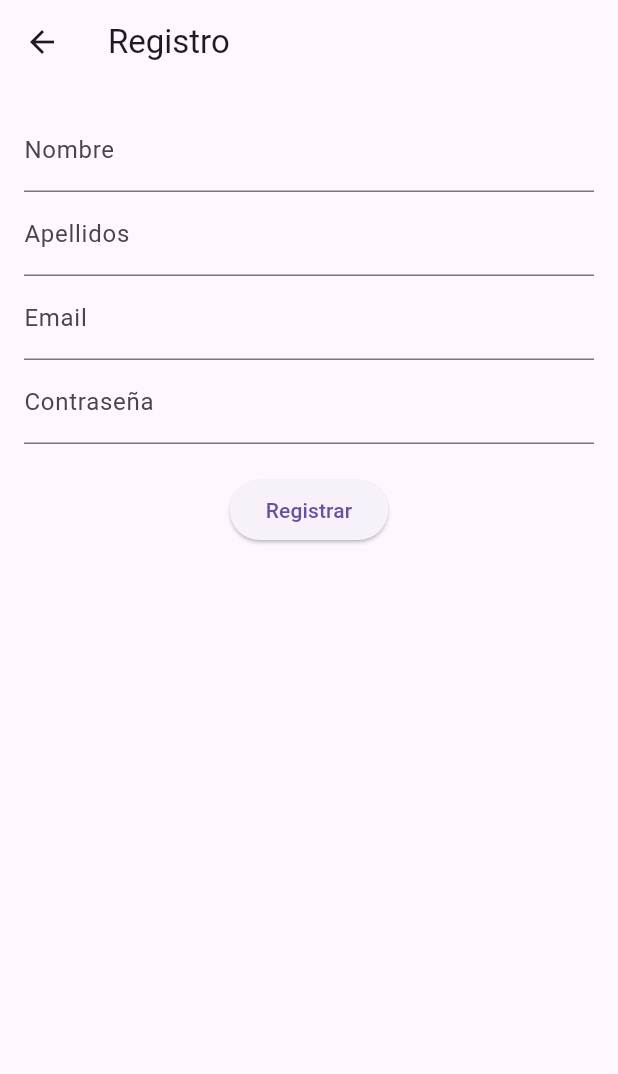
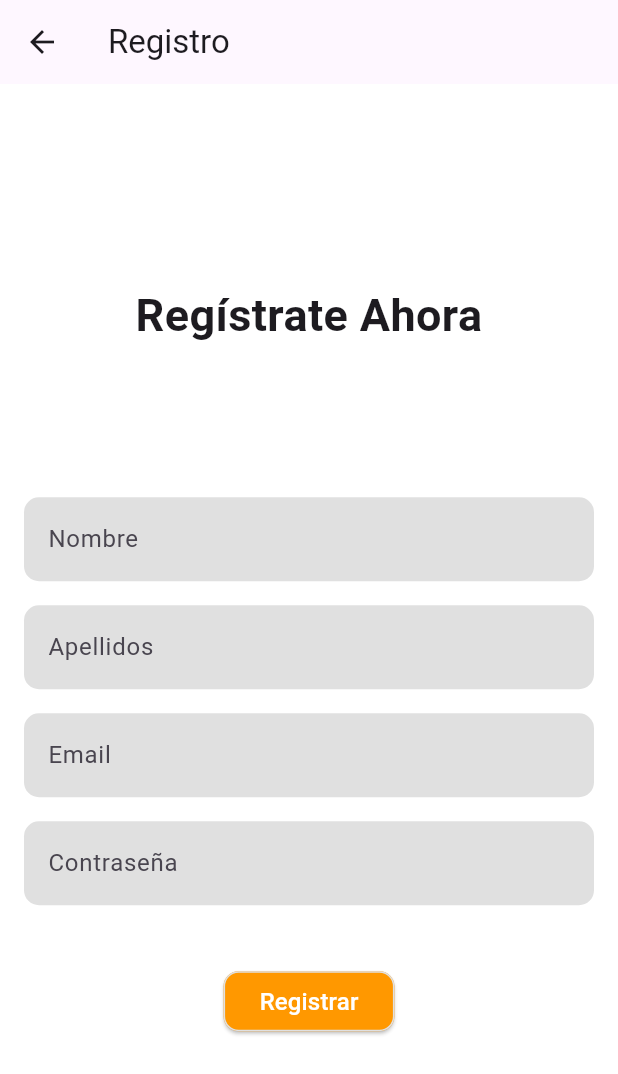
Before and after one commit to sergiiio423/TFG, a Flutter app: the RegistrationPage screen opened directly, on a phone screen of 412 x 824 dp. Shown: the top 1074 px of the screen. Run offline on Flutter 3.47's test engine with Material 3 defaults, Android fonts, the phone set to English and light mode, and no system bars; our stand-ins replace cloud_firestore, firebase_auth, firebase_core, google_sign_in; accounts and stored records are empty; Roboto replaces fonts that are missing (Arial).

Commit message:
Cambios en el estilo

```diff
--- a/appfirebase/lib/inicio_sesion.dart
+++ b/appfirebase/lib/inicio_sesion.dart
@@ -115,7 +115,7 @@ class _SignInPageState extends State<SignInPage> {
                           builder: (context) => const RegistrationPage()),
                     );
                   },
-                  child: const Text('Go to Register',
+                  child: const Text('¿No tienes cuenta? Regístrate',
                       style: TextStyle(color: Colors.blue)),
                 ),
               ],
--- a/appfirebase/lib/registro.dart
+++ b/appfirebase/lib/registro.dart
@@ -54,37 +54,98 @@ class _RegistrationPageState extends State<RegistrationPage> {
   @override
   Widget build(BuildContext context) {
     return Scaffold(
+      backgroundColor: Colors.white,
       appBar: AppBar(
         title: const Text('Registro'),
       ),
-      body: Padding(
+      body: Center(
+        child: SingleChildScrollView(
           padding: const EdgeInsets.all(16.0),
           child: Column(
+            mainAxisAlignment: MainAxisAlignment.center,
             children: <Widget>[
+              const Text(
+                'Regístrate Ahora',
+                style: TextStyle(
+                  fontSize: 30,
+                  fontWeight: FontWeight.bold,
+                  fontFamily: 'Arial',
+                ),
+                textAlign: TextAlign.center,
+              ),
+              const SizedBox(height: 100), // Espacio después del texto
+
+              // Campos centrados
               TextField(
                 controller: _nameController,
-              decoration: const InputDecoration(labelText: 'Nombre'),
+                decoration: InputDecoration(
+                  hintText: 'Nombre',
+                  filled: true,
+                  fillColor: Colors.grey.shade300,
+                  border: OutlineInputBorder(
+                    borderRadius: BorderRadius.circular(10),
+                    borderSide: BorderSide.none,
                   ),
+                ),
+              ),
+              const SizedBox(height: 16),
               TextField(
                 controller: _surnameController,
-              decoration: const InputDecoration(labelText: 'Apellidos'),
+                decoration: InputDecoration(
+                  hintText: 'Apellidos',
+                  filled: true,
+                  fillColor: Colors.grey.shade300,
+                  border: OutlineInputBorder(
+                    borderRadius: BorderRadius.circular(10),
+                    borderSide: BorderSide.none,
                   ),
+                ),
+              ),
+              const SizedBox(height: 16),
               TextField(
                 controller: _emailController,
-              decoration: const InputDecoration(labelText: 'Email'),
+                decoration: InputDecoration(
+                  hintText: 'Email',
+                  filled: true,
+                  fillColor: Colors.grey.shade300,
+                  border: OutlineInputBorder(
+                    borderRadius: BorderRadius.circular(10),
+                    borderSide: BorderSide.none,
+                  ),
+                ),
                 keyboardType: TextInputType.emailAddress,
               ),
+              const SizedBox(height: 16),
               TextField(
                 controller: _passwordController,
-              decoration: const InputDecoration(labelText: 'Contraseña'),
+                decoration: InputDecoration(
+                  hintText: 'Contraseña',
+                  filled: true,
+                  fillColor: Colors.grey.shade300,
+                  border: OutlineInputBorder(
+                    borderRadius: BorderRadius.circular(10),
+                    borderSide: BorderSide.none,
+                  ),
+                ),
                 obscureText: true,
               ),
-            const SizedBox(height: 20),
+              const SizedBox(height: 40),
               ElevatedButton(
                 onPressed: _register,
-              child: const Text('Registrar'),
+                child: const Text(
+                  'Registrar',
+                  style: TextStyle(color: Colors.white, fontSize: 16),
+                ),
+                style: ElevatedButton.styleFrom(
+                  backgroundColor: Colors.orange,
+                  shape: RoundedRectangleBorder(
+                    borderRadius: BorderRadius.circular(10),
+                  ),
+                  side: BorderSide(color: Colors.grey.shade300),
+                ),
               ),
             ],
+          ),
         ),
       ),
     );
```
Also changed, not shown: appfirebase/codemagic.yaml (deleted, +0 -15 lines), appfirebase/lib/inicio_sesion_correo.dart (+23 -13 lines), codemagic.yaml (deleted, +0 -15 lines). Lines whose indentation alone changed are shown as unchanged.
